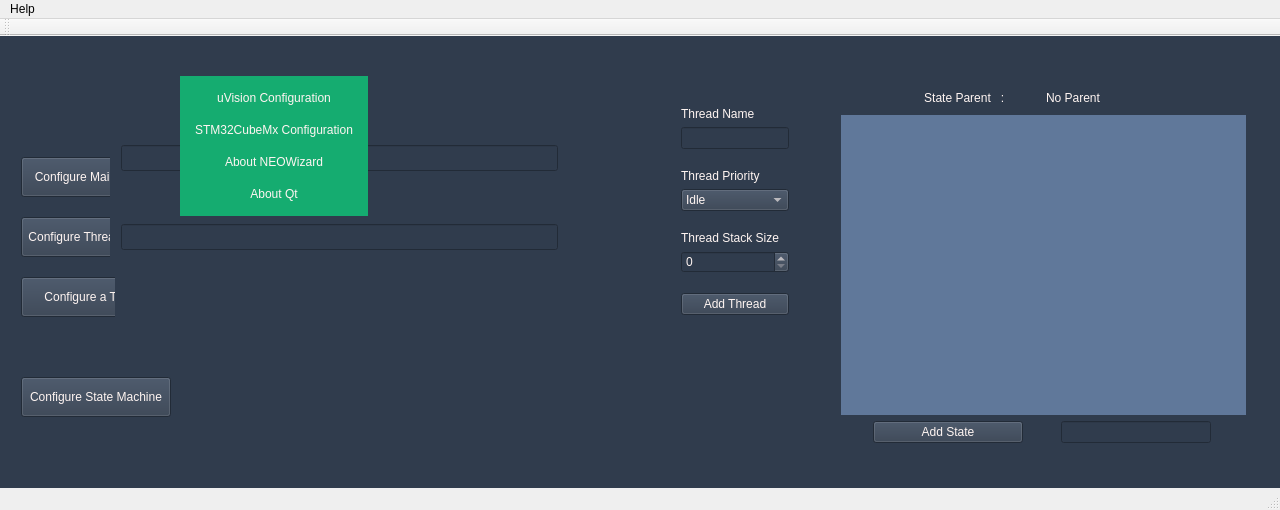
Above: Source/NFWizard2.ui from lreyesm/NEOWizard before the change. Below: the same form after it.
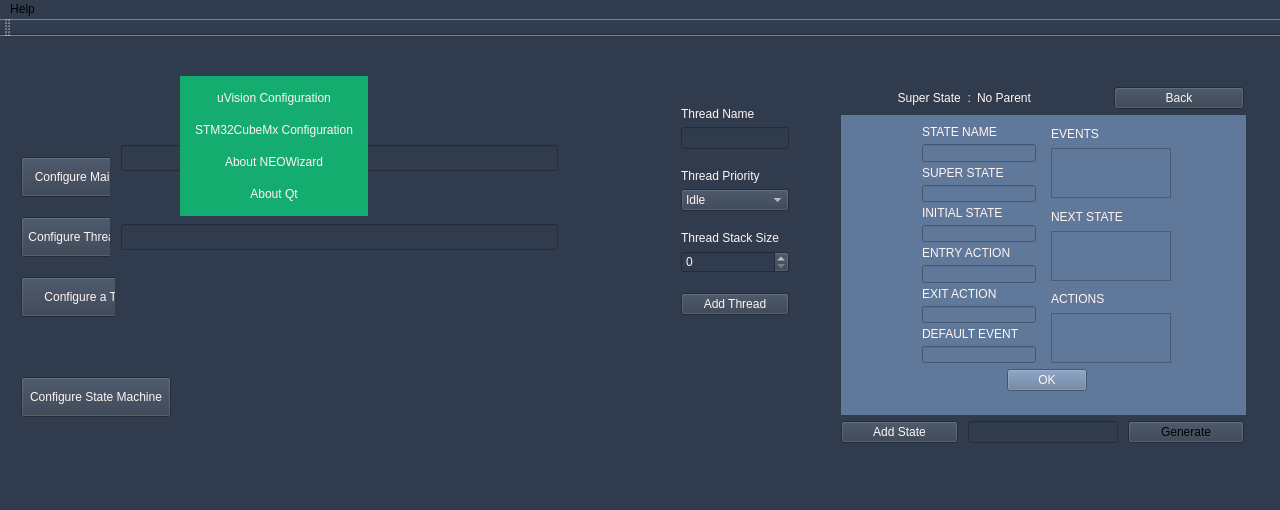
That is the form after the change. Icons and pictures are not drawn.

Patch:
```diff
--- a/Source/NFWizard2.ui
+++ b/Source/NFWizard2.ui
@@ -39,11 +39,11 @@
     <normaloff>:/Assets/icon.ico</normaloff>:/Assets/icon.ico</iconset>
   </property>
   <property name="styleSheet">
-   <string notr="true"/>
+   <string notr="true">background-color: rgb(48, 60, 77);</string>
   </property>
   <widget class="QWidget" name="centralWidget">
    <property name="styleSheet">
-    <string notr="true">background-color: rgb(48, 60, 77);</string>
+    <string notr="true"/>
    </property>
    <widget class="QPushButton" name="pushButton_Generate_tag">
     <property name="geometry">
@@ -1131,12 +1131,24 @@
 color: rgb(255, 245, 242);</string>
            </property>
            <property name="text">
-            <string>                         State Parent   :</string>
+            <string>                 Super State  :</string>
            </property>
           </widget>
          </item>
          <item>
           <widget class="QLabel" name="l_name_current_state">
+           <property name="minimumSize">
+            <size>
+             <width>120</width>
+             <height>0</height>
+            </size>
+           </property>
+           <property name="maximumSize">
+            <size>
+             <width>150</width>
+             <height>30</height>
+            </size>
+           </property>
            <property name="styleSheet">
             <string notr="true">font: 11pt &quot;Segoe UI&quot;;
 color: rgb(255, 245, 242);</string>
@@ -1146,6 +1158,18 @@
            </property>
           </widget>
          </item>
+         <item>
+          <widget class="QPushButton" name="pb_back">
+           <property name="styleSheet">
+            <string notr="true">font: 12pt &quot;Segoe UI&quot;;
+border-color: rgb(21, 172, 112);
+color: rgb(255, 245, 242);</string>
+           </property>
+           <property name="text">
+            <string>Back</string>
+           </property>
+          </widget>
+         </item>
         </layout>
        </item>
        <item>
@@ -1168,10 +1192,382 @@
          <property name="styleSheet">
           <string notr="true">background-color: rgb(96, 120, 154);</string>
          </property>
+         <widget class="QWidget" name="widget_state_info" native="true">
+          <property name="geometry">
+           <rect>
+            <x>70</x>
+            <y>0</y>
+            <width>271</width>
+            <height>287</height>
+           </rect>
+          </property>
+          <layout class="QVBoxLayout" name="verticalLayout_22">
+           <item>
+            <layout class="QHBoxLayout" name="horizontalLayout_8">
+             <property name="spacing">
+              <number>15</number>
+             </property>
+             <item>
+              <layout class="QVBoxLayout" name="verticalLayout_20">
+               <property name="spacing">
+                <number>5</number>
+               </property>
+               <property name="sizeConstraint">
+                <enum>QLayout::SetFixedSize</enum>
+               </property>
+               <item>
+                <layout class="QVBoxLayout" name="verticalLayout_16">
+                 <property name="sizeConstraint">
+                  <enum>QLayout::SetFixedSize</enum>
+                 </property>
+                 <item>
+                  <widget class="QLabel" name="label">
+                   <property name="minimumSize">
+                    <size>
+                     <width>0</width>
+                     <height>12</height>
+                    </size>
+                   </property>
+                   <property name="styleSheet">
+                    <string notr="true">font: 10pt &quot;Segoe UI&quot;;
+color: rgb(255, 245, 242);</string>
+                   </property>
+                   <property name="text">
+                    <string>STATE NAME</string>
+                   </property>
+                  </widget>
+                 </item>
+                 <item>
+                  <widget class="QLineEdit" name="le_current_state_name">
+                   <property name="styleSheet">
+                    <string notr="true">font: 9pt &quot;Segoe UI&quot;;
+color: rgb(255, 245, 242);</string>
+                   </property>
+                  </widget>
+                 </item>
+                </layout>
+               </item>
+               <item>
+                <layout class="QVBoxLayout" name="verticalLayout_17">
+                 <property name="sizeConstraint">
+                  <enum>QLayout::SetFixedSize</enum>
+                 </property>
+                 <item>
+                  <widget class="QLabel" name="label_2">
+                   <property name="minimumSize">
+                    <size>
+                     <width>0</width>
+                     <height>12</height>
+                    </size>
+                   </property>
+                   <property name="styleSheet">
+                    <string notr="true">font: 10pt &quot;Segoe UI&quot;;
+color: rgb(255, 245, 242);</string>
+                   </property>
+                   <property name="text">
+                    <string>SUPER STATE</string>
+                   </property>
+                  </widget>
+                 </item>
+                 <item>
+                  <widget class="QLineEdit" name="le_super_state_name">
+                   <property name="styleSheet">
+                    <string notr="true">font: 9pt &quot;Segoe UI&quot;;
+color: rgb(255, 245, 242);</string>
+                   </property>
+                  </widget>
+                 </item>
+                </layout>
+               </item>
+               <item>
+                <layout class="QVBoxLayout" name="verticalLayout_18">
+                 <property name="sizeConstraint">
+                  <enum>QLayout::SetFixedSize</enum>
+                 </property>
+                 <item>
+                  <widget class="QLabel" name="label_3">
+                   <property name="minimumSize">
+                    <size>
+                     <width>0</width>
+                     <height>12</height>
+                    </size>
+                   </property>
+                   <property name="styleSheet">
+                    <string notr="true">font: 10pt &quot;Segoe UI&quot;;
+color: rgb(255, 245, 242);</string>
+                   </property>
+                   <property name="text">
+                    <string>INITIAL STATE</string>
+                   </property>
+                  </widget>
+                 </item>
+                 <item>
+                  <widget class="QLineEdit" name="le_initial_state_name">
+                   <property name="styleSheet">
+                    <string notr="true">font: 9pt &quot;Segoe UI&quot;;
+color: rgb(255, 245, 242);</string>
+                   </property>
+                  </widget>
+                 </item>
+                </layout>
+               </item>
+               <item>
+                <layout class="QVBoxLayout" name="verticalLayout_23">
+                 <property name="sizeConstraint">
+                  <enum>QLayout::SetFixedSize</enum>
+                 </property>
+                 <item>
+                  <widget class="QLabel" name="l_Entry_Action">
+                   <property name="minimumSize">
+                    <size>
+                     <width>0</width>
+                     <height>12</height>
+                    </size>
+                   </property>
+                   <property name="styleSheet">
+                    <string notr="true">font: 10pt &quot;Segoe UI&quot;;
+color: rgb(255, 245, 242);</string>
+                   </property>
+                   <property name="text">
+                    <string>ENTRY ACTION</string>
+                   </property>
+                  </widget>
+                 </item>
+                 <item>
+                  <widget class="QLineEdit" name="le_entry_action">
+                   <property name="styleSheet">
+                    <string notr="true">font: 9pt &quot;Segoe UI&quot;;
+color: rgb(255, 245, 242);</string>
+                   </property>
+                  </widget>
+                 </item>
+                </layout>
+               </item>
+               <item>
+                <layout class="QVBoxLayout" name="verticalLayout_24">
+                 <property name="sizeConstraint">
+                  <enum>QLayout::SetFixedSize</enum>
+                 </property>
+                 <item>
+                  <widget class="QLabel" name="l_Exit_Action">
+                   <property name="minimumSize">
+                    <size>
+                     <width>0</width>
+                     <height>12</height>
+                    </size>
+                   </property>
+                   <property name="styleSheet">
+                    <string notr="true">font: 10pt &quot;Segoe UI&quot;;
+color: rgb(255, 245, 242);</string>
+                   </property>
+                   <property name="text">
+                    <string>EXIT ACTION</string>
+                   </property>
+                  </widget>
+                 </item>
+                 <item>
+                  <widget class="QLineEdit" name="le_exit_action">
+                   <property name="styleSheet">
+                    <string notr="true">font: 9pt &quot;Segoe UI&quot;;
+color: rgb(255, 245, 242);</string>
+                   </property>
+                  </widget>
+                 </item>
+                </layout>
+               </item>
+               <item>
+                <layout class="QVBoxLayout" name="verticalLayout_19">
+                 <property name="sizeConstraint">
+                  <enum>QLayout::SetFixedSize</enum>
+                 </property>
+                 <item>
+                  <widget class="QLabel" name="label_4">
+                   <property name="minimumSize">
+                    <size>
+                     <width>0</width>
+                     <height>12</height>
+                    </size>
+                   </property>
+                   <property name="styleSheet">
+                    <string notr="true">font: 10pt &quot;Segoe UI&quot;;
+color: rgb(255, 245, 242);</string>
+                   </property>
+                   <property name="text">
+                    <string>DEFAULT EVENT</string>
+                   </property>
+                  </widget>
+                 </item>
+                 <item>
+                  <widget class="QLineEdit" name="le_default_state_name">
+                   <property name="styleSheet">
+                    <string notr="true">font: 9pt &quot;Segoe UI&quot;;
+color: rgb(255, 245, 242);</string>
+                   </property>
+                  </widget>
+                 </item>
+                </layout>
+               </item>
+              </layout>
+             </item>
+             <item>
+              <layout class="QVBoxLayout" name="verticalLayout_21">
+               <property name="spacing">
+                <number>10</number>
+               </property>
+               <item>
+                <layout class="QVBoxLayout" name="verticalLayout_13">
+                 <property name="sizeConstraint">
+                  <enum>QLayout::SetFixedSize</enum>
+                 </property>
+                 <item>
+                  <widget class="QLabel" name="l_Events">
+                   <property name="styleSheet">
+                    <string notr="true">font: 10pt &quot;Segoe UI&quot;;
+color: rgb(255, 245, 242);</string>
+                   </property>
+                   <property name="text">
+                    <string>EVENTS</string>
+                   </property>
+                  </widget>
+                 </item>
+                 <item>
+                  <widget class="QListWidget" name="lw_Events">
+                   <property name="maximumSize">
+                    <size>
+                     <width>120</width>
+                     <height>50</height>
+                    </size>
+                   </property>
+                   <property name="styleSheet">
+                    <string notr="true">font: 9pt &quot;Segoe UI&quot;;
+color: rgb(255, 245, 242);</string>
+                   </property>
+                  </widget>
+                 </item>
+                </layout>
+               </item>
+               <item>
+                <layout class="QVBoxLayout" name="verticalLayout_14">
+                 <property name="sizeConstraint">
+                  <enum>QLayout::SetFixedSize</enum>
+                 </property>
+                 <item>
+                  <widget class="QLabel" name="l_Next_State">
+                   <property name="styleSheet">
+                    <string notr="true">font: 10pt &quot;Segoe UI&quot;;
+color: rgb(255, 245, 242);</string>
+                   </property>
+                   <property name="text">
+                    <string>NEXT STATE</string>
+                   </property>
+                  </widget>
+                 </item>
+                 <item>
+                  <widget class="QListWidget" name="lw_Next_State">
+                   <property name="maximumSize">
+                    <size>
+                     <width>120</width>
+                     <height>50</height>
+                    </size>
+                   </property>
+                   <property name="styleSheet">
+                    <string notr="true">font: 9pt &quot;Segoe UI&quot;;
+color: rgb(255, 245, 242);</string>
+                   </property>
+                  </widget>
+                 </item>
+                </layout>
+               </item>
+               <item>
+                <layout class="QVBoxLayout" name="verticalLayout_15">
+                 <property name="sizeConstraint">
+                  <enum>QLayout::SetFixedSize</enum>
+                 </property>
+                 <item>
+                  <widget class="QLabel" name="l_actions">
+                   <property name="styleSheet">
+                    <string notr="true">font: 10pt &quot;Segoe UI&quot;;
+color: rgb(255, 245, 242);</string>
+                   </property>
+                   <property name="text">
+                    <string>ACTIONS</string>
+                   </property>
+                  </widget>
+                 </item>
+                 <item>
+                  <widget class="QListWidget" name="lw_Actions">
+                   <property name="maximumSize">
+                    <size>
+                     <width>120</width>
+                     <height>50</height>
+                    </size>
+                   </property>
+                   <property name="styleSheet">
+                    <string notr="true">font: 9pt &quot;Segoe UI&quot;;
+color: rgb(255, 245, 242);</string>
+                   </property>
+                  </widget>
+                 </item>
+                </layout>
+               </item>
+              </layout>
+             </item>
+            </layout>
+           </item>
+           <item>
+            <layout class="QHBoxLayout" name="horizontalLayout_9">
+             <item>
+              <spacer name="horizontalSpacer_3">
+               <property name="orientation">
+                <enum>Qt::Horizontal</enum>
+               </property>
+               <property name="sizeHint" stdset="0">
+                <size>
+                 <width>40</width>
+                 <height>20</height>
+                </size>
+               </property>
+              </spacer>
+             </item>
+             <item>
+              <widget class="QPushButton" name="pb_ok">
+               <property name="styleSheet">
+                <string notr="true">font: 10pt &quot;Segoe UI&quot;;
+border-color: rgb(21, 172, 112);
+color: rgb(255, 245, 242);</string>
+               </property>
+               <property name="text">
+                <string>OK</string>
+               </property>
+              </widget>
+             </item>
+             <item>
+              <spacer name="horizontalSpacer_2">
+               <property name="orientation">
+                <enum>Qt::Horizontal</enum>
+               </property>
+               <property name="sizeHint" stdset="0">
+                <size>
+                 <width>40</width>
+                 <height>20</height>
+                </size>
+               </property>
+              </spacer>
+             </item>
+            </layout>
+           </item>
+          </layout>
+         </widget>
         </widget>
        </item>
        <item>
         <layout class="QHBoxLayout" name="horizontalLayout_6">
+         <property name="spacing">
+          <number>10</number>
+         </property>
+         <property name="sizeConstraint">
+          <enum>QLayout::SetFixedSize</enum>
+         </property>
          <item>
           <widget class="QPushButton" name="pb_add_state">
            <property name="maximumSize">
@@ -1198,6 +1594,32 @@
              <width>150</width>
              <height>16777215</height>
             </size>
+           </property>
+           <property name="styleSheet">
+            <string notr="true">font: 10pt &quot;Segoe UI&quot;;
+color: rgb(255, 245, 242);</string>
+           </property>
+          </widget>
+         </item>
+         <item>
+          <widget class="QPushButton" name="pb_generate_state_machine">
+           <property name="enabled">
+            <bool>true</bool>
+           </property>
+           <property name="maximumSize">
+            <size>
+             <width>150</width>
+             <height>16777215</height>
+            </size>
+           </property>
+           <property name="styleSheet">
+            <string notr="true">font: 12pt &quot;Segoe UI&quot;;
+border-color: rgb(21, 172, 112);
+
+</string>
+           </property>
+           <property name="text">
+            <string>Generate</string>
            </property>
           </widget>
          </item>
```
